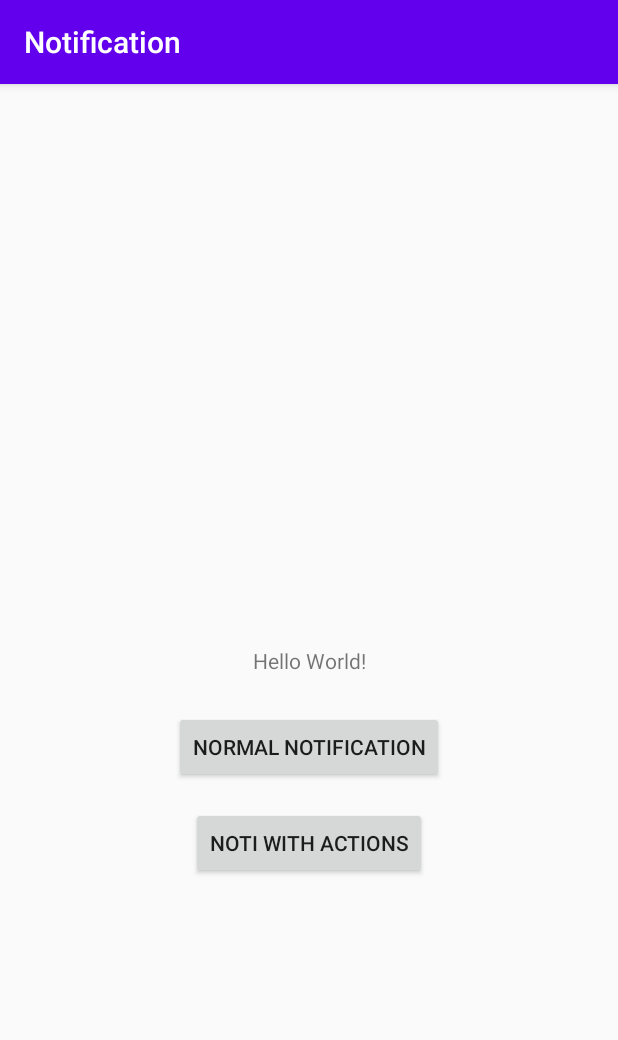
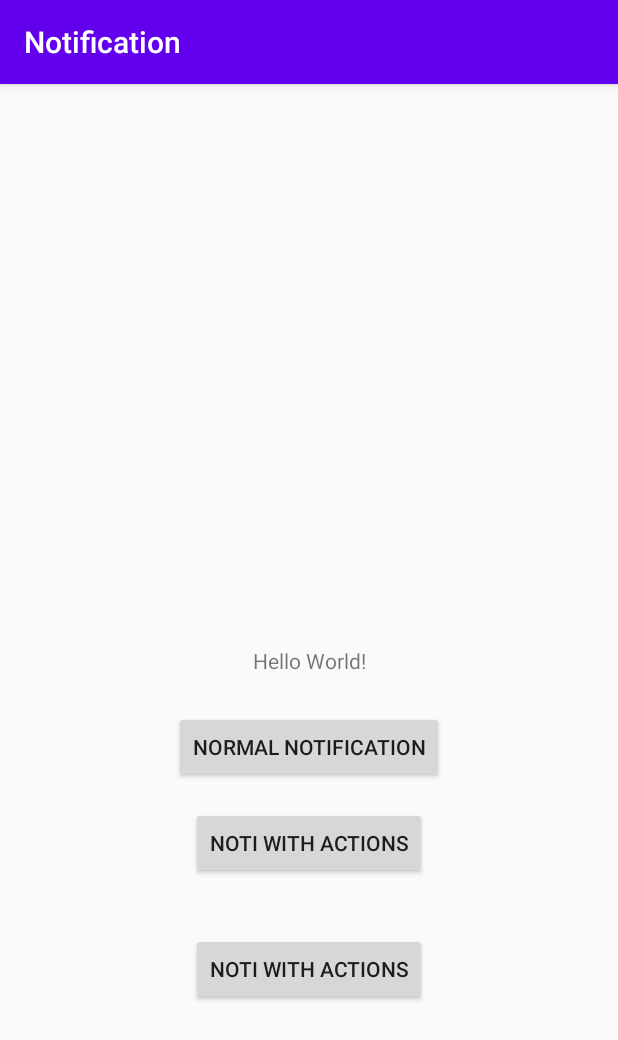
Before and after one commit to yepyaesonetun/Notification, an Android app: the screen it shows after launch (MainActivity), on a phone screen of 412 x 824 dp. Shown: the top 1040 px of the screen. Run offline under Robolectric (Android 15) with nearby library versions, the light colour scheme and no system bars.

Commit message:
notificaton with action sample added.

```diff
--- a/app/src/main/java/com/padcmyanmr/notification/MainActivity.kt
+++ b/app/src/main/java/com/padcmyanmr/notification/MainActivity.kt
@@ -1,5 +1,6 @@
 package com.padcmyanmr.notification
 
+import android.app.Notification.EXTRA_NOTIFICATION_ID
 import android.app.NotificationChannel
 import android.app.NotificationManager
 import android.app.PendingIntent
@@ -24,13 +25,14 @@ class MainActivity : AppCompatActivity() {
 
         val notificationId : Int = 1996
         val notificationId02 : Int = 1997
-        var textTitle = "Hello Friend"
-        var textContent = "I am a New Notification"
+        val notificationId03 : Int = 1998
 
 
         /***
          * Just Notification
          */
+        var textTitle = "Hello Friend"
+        var textContent = "I am a New Notification"
 
         var builder = NotificationCompat.Builder(this, CHANNEL_ID)
                 .setSmallIcon(R.mipmap.ic_launcher)
@@ -69,6 +71,30 @@ class MainActivity : AppCompatActivity() {
                 notify(notificationId02, builder2.build())
             }
         }
+
+        /***
+         * Notification with Actions
+         */
+        val snoozeIntent = Intent(this, MainActivity::class.java).apply {
+            putExtra(EXTRA_NOTIFICATION_ID, 0)
+        }
+        val snoozePendingIntent: PendingIntent =
+                PendingIntent.getBroadcast(this, 0, snoozeIntent, 0)
+        val builder3 = NotificationCompat.Builder(this, CHANNEL_ID)
+                .setSmallIcon(R.mipmap.ic_launcher)
+                .setContentTitle("My notification")
+                .setContentText("Hello Action")
+                .setPriority(NotificationCompat.PRIORITY_DEFAULT)
+                .setContentIntent(pendingIntent)
+                .addAction(android.R.drawable.star_off, "Snooze",
+                        snoozePendingIntent)
+
+        btnNotiWithActions.setOnClickListener {
+            with(NotificationManagerCompat.from(this)) {
+                // notificationId is a unique int for each notification that you must define
+                notify(notificationId03, builder3.build())
+            }
+        }
     }
 
     private fun createNotificationChannel() {
--- a/app/src/main/res/layout/activity_main.xml
+++ b/app/src/main/res/layout/activity_main.xml
@@ -36,4 +36,14 @@
         app:layout_constraintStart_toStartOf="parent"
         app:layout_constraintTop_toBottomOf="@+id/button" />
 
+    <Button
+        android:id="@+id/btnNotiWithActions"
+        android:layout_width="wrap_content"
+        android:layout_height="wrap_content"
+        android:layout_marginTop="36dp"
+        android:text="Noti with Actions"
+        app:layout_constraintEnd_toEndOf="parent"
+        app:layout_constraintStart_toStartOf="parent"
+        app:layout_constraintTop_toBottomOf="@+id/btnNotiWithIntent" />
+
 </androidx.constraintlayout.widget.ConstraintLayout>
```
